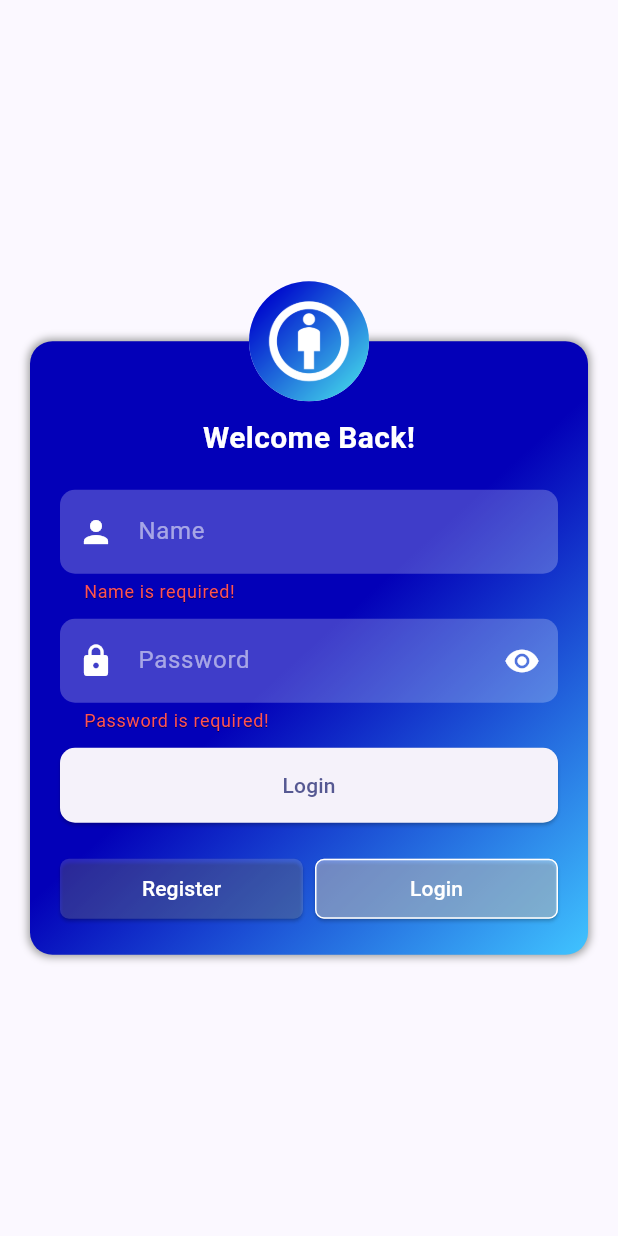
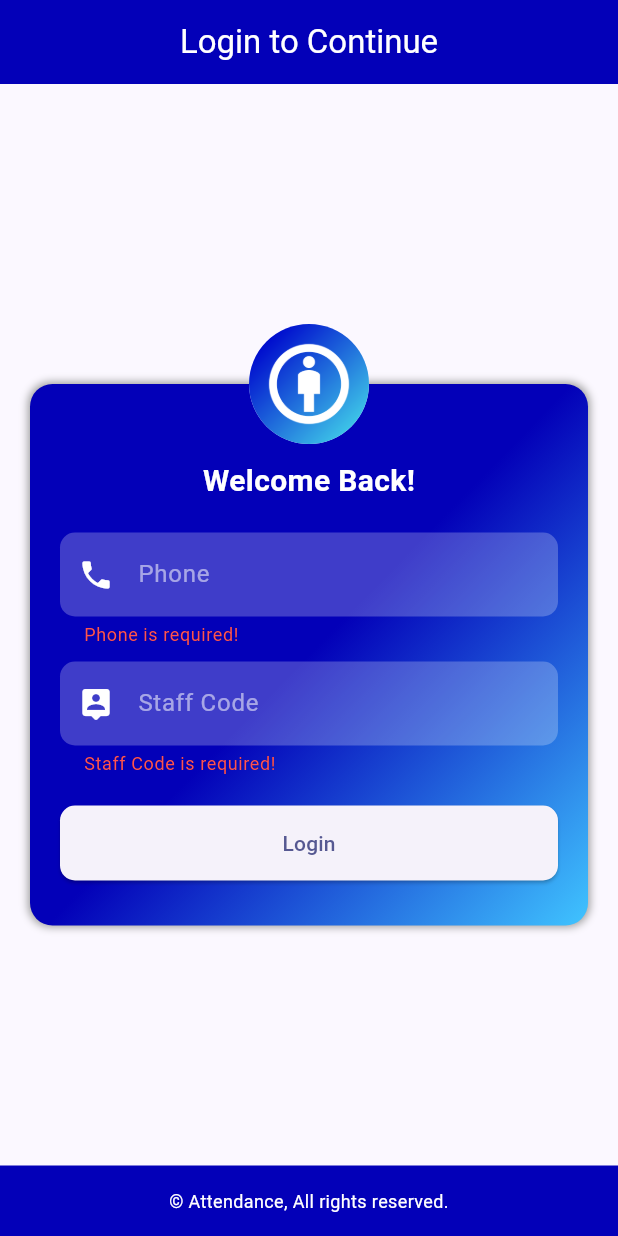
Before and after one commit to vinothrasamani/attendance, a Flutter app: the screen it shows after launch, after a tap on "Login", on a phone screen of 412 x 824 dp. Run offline on Flutter 3.47's test engine with Material 3 defaults, Android fonts, the phone set to English and light mode, and no system bars; our stand-ins replace flutter_riverpod, get, shared_preferences, slide_to_act, table_calendar; missing offline and left inert: local_auth_android, local_auth_platform_interface; accounts and stored records are empty; network calls fail.

```diff
--- a/lib/main.dart
+++ b/lib/main.dart
@@ -4,6 +4,7 @@ import 'package:flutter/material.dart';
 import 'package:flutter/services.dart';
 import 'package:flutter_riverpod/flutter_riverpod.dart';
 import 'package:get/get.dart';
+import 'package:shared_preferences/shared_preferences.dart';
 
 void main() async {
   WidgetsFlutterBinding.ensureInitialized();
@@ -16,8 +17,27 @@ void main() async {
 
 final baseColor = const Color.fromARGB(255, 3, 0, 184);
 
-class MyApp extends StatelessWidget {
+class MyApp extends StatefulWidget {
   const MyApp({super.key});
+
+  @override
+  State<MyApp> createState() => _MyAppState();
+}
+
+class _MyAppState extends State<MyApp> {
+  @override
+  void initState() {
+    loadTheme();
+    super.initState();
+  }
+
+  void loadTheme() async {
+    SharedPreferences preferences = await SharedPreferences.getInstance();
+    final isDark = preferences.getBool('darkTheme');
+    if (isDark != null) {
+      Get.changeThemeMode(isDark ? ThemeMode.dark : ThemeMode.light);
+    }
+  }
 
   @override
   Widget build(BuildContext context) {
@@ -25,9 +45,16 @@ class MyApp extends StatelessWidget {
       title: 'Attendance',
       debugShowCheckedModeBanner: false,
       theme: ThemeData(
-        colorScheme: ColorScheme.fromSeed(seedColor: baseColor),
+        colorScheme: ColorScheme.fromSeed(
+            seedColor: baseColor, brightness: Brightness.light),
         useMaterial3: true,
       ),
+      darkTheme: ThemeData(
+        colorScheme: ColorScheme.fromSeed(
+            seedColor: baseColor, brightness: Brightness.dark),
+        useMaterial3: true,
+      ),
+      themeMode: Get.isDarkMode ? ThemeMode.dark : ThemeMode.light,
       home: SplashScreen(),
     );
   }
--- a/lib/view/auth_screen.dart
+++ b/lib/view/auth_screen.dart
@@ -13,24 +13,17 @@ class AuthScreen extends ConsumerStatefulWidget {
 
 class _AuthScreenState extends ConsumerState<AuthScreen> {
   final _key = GlobalKey<FormState>();
-  String? name, code, phone, password, token;
+  String? code, phone, token;
 
   @override
   void initState() {
     super.initState();
   }
 
-  void submit(bool isLogin) async {
+  void submit() async {
     if (_key.currentState!.validate()) {
-      ref.read(AuthService.isLoading.notifier).state = true;
       token = await InstallIdManager.getInstallId();
-      final body = {
-        'name': name,
-        if (!isLogin) 'phone': phone,
-        if (!isLogin) 'code': code,
-        'token': token,
-        'password': password,
-      };
+      final body = {'phone': phone, 'code': code, 'token': token};
       AuthService.submit(ref, body);
     }
   }
@@ -39,15 +32,12 @@ class _AuthScreenState extends ConsumerState<AuthScreen> {
     String? hint,
     TextInputType? type,
     IconData icon = Icons.person,
-    bool obscure = false,
     Function(String)? onChanged,
   }) {
-    final obs = ref.watch(AuthService.obscure);
     return TextFormField(
       style: TextStyle(color: Colors.white),
       keyboardType: type,
       cursorColor: Colors.white,
-      obscureText: obscure ? obs : false,
       decoration: InputDecoration(
         hintText: hint,
         hintStyle: TextStyle(color: Colors.white54),
@@ -63,17 +53,6 @@ class _AuthScreenState extends ConsumerState<AuthScreen> {
         ),
         prefixIcon: Icon(icon, color: Colors.white),
         filled: true,
-        suffixIcon: obscure
-            ? IconButton(
-                onPressed: () {
-                  ref.read(AuthService.obscure.notifier).state = !obs;
-                },
-                icon: Icon(
-                  obs ? Icons.visibility : Icons.visibility_off,
-                  color: Colors.white,
-                ),
-              )
-            : null,
         fillColor: Colors.white24,
       ),
       validator: (value) =>
@@ -91,9 +70,23 @@ class _AuthScreenState extends ConsumerState<AuthScreen> {
 
   @override
   Widget build(BuildContext context) {
-    final isLogin = ref.watch(AuthService.isLogin);
     final isLoading = ref.watch(AuthService.isLoading);
     return Scaffold(
+      appBar: AppBar(
+        title: Text('Login to Continue'),
+        centerTitle: true,
+        backgroundColor: baseColor,
+        foregroundColor: Colors.white,
+      ),
+      bottomNavigationBar: Container(
+        padding: EdgeInsets.all(15),
+        color: baseColor,
+        child: Text(
+          '© Attendance, All rights reserved.',
+          style: TextStyle(color: Colors.white, fontSize: 12),
+          textAlign: TextAlign.center,
+        ),
+      ),
       body: SafeArea(
         child: Center(
           child: SingleChildScrollView(
@@ -122,7 +115,7 @@ class _AuthScreenState extends ConsumerState<AuthScreen> {
                       children: [
                         SizedBox(height: 30),
                         Text(
-                          isLogin ? 'Welcome Back!' : 'Register Details!',
+                          'Welcome Back!',
                           style: TextStyle(
                             fontSize: 20,
                             color: Colors.white,
@@ -130,17 +123,6 @@ class _AuthScreenState extends ConsumerState<AuthScreen> {
                           ),
                         ),
                         SizedBox(height: 20),
-                        field(
-                          hint: 'Name',
-                          onChanged: (p0) {
-                            name = p0;
-                          },
-                        ),
-                        SizedBox(height: 10),
-                        if (!isLogin)
-                          Column(
-                            mainAxisSize: MainAxisSize.min,
-                            children: [
                         field(
                           hint: 'Phone',
                           icon: Icons.phone,
@@ -157,21 +139,11 @@ class _AuthScreenState extends ConsumerState<AuthScreen> {
                             },
                             icon: Icons.person_pin_rounded),
                         SizedBox(height: 10),
-                            ],
-                          ),
-                        field(
-                          hint: 'Password',
-                          obscure: true,
-                          onChanged: (p0) {
-                            password = p0;
-                          },
-                          icon: Icons.lock,
-                        ),
                         SizedBox(height: 10),
                         SizedBox(
                           width: double.infinity,
                           child: ElevatedButton.icon(
-                            onPressed: () => isLoading ? null : submit(isLogin),
+                            onPressed: () => isLoading ? null : submit(),
                             style: style,
                             icon: isLoading
                                 ? SizedBox(
@@ -181,63 +153,10 @@ class _AuthScreenState extends ConsumerState<AuthScreen> {
                                         strokeWidth: 2),
                                   )
                                 : null,
-                            label: Text(isLoading
-                                ? 'Loading...'
-                                : isLogin
-                                    ? 'Login'
-                                    : 'Sign Up'),
+                            label: Text(isLoading ? 'Logging In...' : 'Login'),
                           ),
                         ),
-                        SizedBox(height: 20),
-                        Row(
-                          children: [
-                            Expanded(
-                              child: ElevatedButton(
-                                onPressed: () {
-                                  ref.read(AuthService.isLogin.notifier).state =
-                                      false;
-                                },
-                                style: ElevatedButton.styleFrom(
-                                  backgroundColor: Colors.white
-                                      .withAlpha(isLogin ? 40 : 100),
-                                  foregroundColor: Colors.white,
-                                  shape: RoundedRectangleBorder(
-                                    borderRadius: BorderRadius.circular(6),
-                                    side: BorderSide(
-                                      color: isLogin
-                                          ? Colors.transparent
-                                          : Colors.white,
-                                    ),
-                                  ),
-                                ),
-                                child: Text('Register'),
-                              ),
-                            ),
-                            SizedBox(width: 8),
-                            Expanded(
-                              child: ElevatedButton(
-                                onPressed: () {
-                                  ref.read(AuthService.isLogin.notifier).state =
-                                      true;
-                                },
-                                style: ElevatedButton.styleFrom(
-                                  shape: RoundedRectangleBorder(
-                                    borderRadius: BorderRadius.circular(6),
-                                    side: BorderSide(
-                                      color: !isLogin
-                                          ? Colors.transparent
-                                          : Colors.white,
-                                    ),
-                                  ),
-                                  backgroundColor: Colors.white
-                                      .withAlpha(isLogin ? 100 : 40),
-                                  foregroundColor: Colors.white,
-                                ),
-                                child: Text('Login'),
-                              ),
-                            ),
-                          ],
-                        ),
+                        SizedBox(height: 10),
                       ],
                     ),
                   ),
--- a/lib/view/home_screen.dart
+++ b/lib/view/home_screen.dart
@@ -6,6 +6,8 @@ import 'package:attendance/widget/attendance.dart';
 import 'package:attendance/widget/status.dart';
 import 'package:flutter/material.dart';
 import 'package:flutter_riverpod/flutter_riverpod.dart';
+import 'package:get/get.dart';
+import 'package:shared_preferences/shared_preferences.dart';
 
 class HomeScreen extends ConsumerStatefulWidget {
   const HomeScreen({super.key});
@@ -50,7 +52,7 @@ class _HomeScreenState extends ConsumerState<HomeScreen> {
           child: Column(
             children: [
               Container(
-                padding: EdgeInsets.symmetric(vertical: 5, horizontal: 10),
+                padding: EdgeInsets.all(5),
                 decoration: BoxDecoration(
                   borderRadius: BorderRadius.circular(10),
                   color: baseColor,
@@ -59,14 +61,28 @@ class _HomeScreenState extends ConsumerState<HomeScreen> {
                   dense: true,
                   contentPadding:
                       EdgeInsets.symmetric(vertical: 0, horizontal: 0),
-                  leading: Padding(
-                    padding: const EdgeInsets.only(left: 6),
-                    child: Icon(Icons.account_circle,
-                        size: 40, color: Colors.white),
+                  leading: GestureDetector(
+                    onDoubleTap: () async {
+                      SharedPreferences preferences =
+                          await SharedPreferences.getInstance();
+                      preferences.setBool('darkTheme', !Get.isDarkMode);
+                      Get.changeThemeMode(
+                          Get.isDarkMode ? ThemeMode.light : ThemeMode.dark);
+                    },
+                    child: Padding(
+                      padding: const EdgeInsets.only(left: 6),
+                      child: Icon(Icons.account_circle,
+                          size: 40, color: Colors.white),
+                    ),
                   ),
                   title: Text(
                     'Welcome ${user != null ? user!.name : 'User'}!',
+                    overflow: TextOverflow.ellipsis,
                     style: TextStyle(color: Colors.white, fontSize: 20),
+                  ),
+                  trailing: IconButton(
+                    onPressed: () {},
+                    icon: Icon(Icons.message, color: Colors.white),
                   ),
                 ),
               ),
--- a/lib/view_model/auth_service.dart
+++ b/lib/view_model/auth_service.dart
@@ -12,8 +12,6 @@ import 'package:get/get.dart';
 import 'package:shared_preferences/shared_preferences.dart';
 
 class AuthService {
-  static final isLogin = StateProvider.autoDispose<bool>((ref) => true);
-  static final obscure = StateProvider.autoDispose<bool>((ref) => true);
   static final isLoading = StateProvider.autoDispose<bool>((ref) => false);
 
   static Future<bool> isBiomatricSupported() async {
@@ -61,26 +59,11 @@ class AuthService {
     }
   }
 
-  static Future<bool> cancelAuth() async {
-    return await LocalAuthPlatform.instance.stopAuthentication();
-  }
-
   static void submit(WidgetRef ref, Object object) async {
     final SharedPreferences preferences = await SharedPreferences.getInstance();
-    final isl = ref.read(isLogin);
-    final res = await BaseFile.postMethod(isl ? 'login' : 'register', object);
+    final res = await BaseFile.postMethod('login', object);
     final data = userModelFromJson(res);
     if (data.success) {
-      if (!isl) {
-        ref.read(isLogin.notifier).state = true;
-        Get.snackbar(
-          'Registered',
-          'New user registered successfully!',
-          borderRadius: 5,
-          backgroundColor: Colors.green,
-          colorText: Colors.white,
-        );
-      } else {
       preferences.setString('user', jsonEncode(data.data));
       Get.offAll(() => HomeScreen());
       Get.snackbar(
@@ -90,7 +73,6 @@ class AuthService {
         backgroundColor: Colors.green,
         colorText: Colors.white,
       );
-      }
     } else {
       Get.snackbar(
         'Failed',
```
Lines whose indentation alone changed are shown as unchanged.
